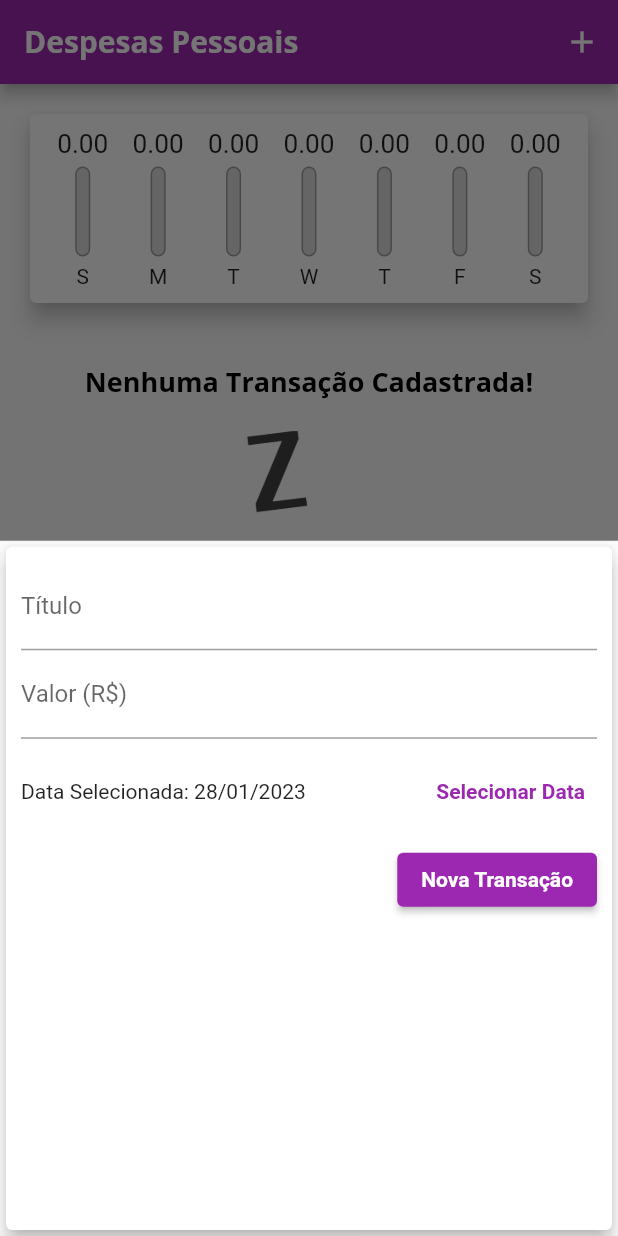
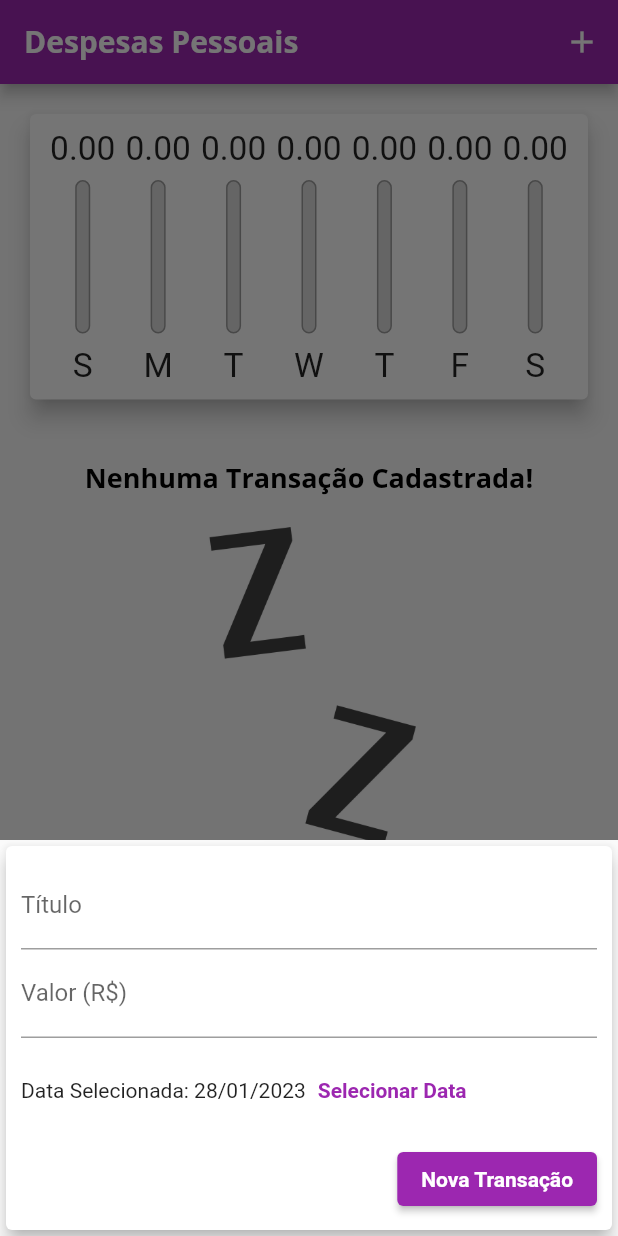
Before and after one commit to DouglasGDev/expenses, a Flutter app: the screen it shows after launch, after a tap on the "add" icon, on a phone screen of 412 x 824 dp. Run offline on Flutter 3.47's test engine with Material 2 defaults, Android fonts, the phone set to English and light mode, and no system bars.

Commit message:
Add files via upload

```diff
--- /dev/null
+++ b/lib/components/adaptative_button.dart
@@ -0,0 +1,36 @@
+import 'dart:io';
+import 'package:flutter/cupertino.dart';
+import 'package:flutter/material.dart';
+
+class AdaptativeButton extends StatelessWidget {
+  final String label;
+  final Function() onPressed;
+
+  const AdaptativeButton(
+    this.label,
+    this.onPressed, {
+    Key? key,
+  }) : super(key: key);
+
+  @override
+  Widget build(BuildContext context) {
+    return Platform.isIOS
+        ? CupertinoButton(
+            child: Text(label),
+            onPressed: onPressed,
+            color: Theme.of(context).colorScheme.primary,
+            padding: const EdgeInsets.symmetric(
+              horizontal: 20,
+            ),
+          )
+        : ElevatedButton(
+            child: Text(
+              label,
+              style: TextStyle(
+                color: Theme.of(context).textTheme.button?.color,
+              ),
+            ),
+            onPressed: onPressed,
+          );
+  }
+}
--- /dev/null
+++ b/lib/components/adaptative_date_picker.dart
@@ -0,0 +1,66 @@
+import 'dart:io';
+import 'package:flutter/cupertino.dart';
+import 'package:flutter/material.dart';
+import 'package:intl/intl.dart';
+
+class AdaptativeDatePicker extends StatelessWidget {
+  final DateTime? selectedDate;
+  final Function(DateTime)? onDateChanged;
+
+  const AdaptativeDatePicker({
+    this.selectedDate,
+    this.onDateChanged,
+    Key? key,
+  }) : super(key: key);
+
+  _showDatePicker(BuildContext context) {
+    showDatePicker(
+      context: context,
+      initialDate: DateTime.now(),
+      firstDate: DateTime(2019),
+      lastDate: DateTime.now(),
+    ).then((pickedDate) {
+      if (pickedDate == null) {
+        return;
+      }
+
+      onDateChanged!(pickedDate);
+    });
+  }
+
+  @override
+  Widget build(BuildContext context) {
+    return Platform.isIOS
+        ? SizedBox(
+            height: 180,
+            child: CupertinoDatePicker(
+              mode: CupertinoDatePickerMode.date,
+              initialDateTime: DateTime.now(),
+              minimumDate: DateTime(2019),
+              maximumDate: DateTime.now(),
+              onDateTimeChanged: onDateChanged!,
+            ),
+          )
+        : SizedBox(
+            height: 70,
+            child: Row(
+              children: <Widget>[
+                Text(
+                  selectedDate == null
+                      ? 'Nenhuma data selecionada!'
+                      : 'Data Selecionada: ${DateFormat('dd/MM/y').format(selectedDate!)}',
+                ),
+                TextButton(
+                  child: const Text(
+                    'Selecionar Data',
+                    style: TextStyle(
+                      fontWeight: FontWeight.bold,
+                    ),
+                  ),
+                  onPressed: () => _showDatePicker(context),
+                )
+              ],
+            ),
+          );
+  }
+}
--- /dev/null
+++ b/lib/components/adaptative_text_field.dart
@@ -0,0 +1,46 @@
+import 'dart:io';
+import 'package:flutter/cupertino.dart';
+import 'package:flutter/material.dart';
+
+class AdaptativeTextField extends StatelessWidget {
+  final String? label;
+  final TextEditingController? controller;
+  final TextInputType keyboardType;
+  final Function(String)? onSubmitted;
+
+  const AdaptativeTextField({
+    this.label,
+    this.controller,
+    this.keyboardType = TextInputType.text,
+    this.onSubmitted,
+    Key? key,
+  }) : super(key: key);
+
+  @override
+  Widget build(BuildContext context) {
+    return Platform.isIOS
+        ? Padding(
+            padding: const EdgeInsets.only(
+              bottom: 10,
+            ),
+            child: CupertinoTextField(
+              controller: controller,
+              keyboardType: keyboardType,
+              onSubmitted: onSubmitted,
+              placeholder: label,
+              padding: const EdgeInsets.symmetric(
+                horizontal: 6,
+                vertical: 12,
+              ),
+            ),
+          )
+        : TextField(
+            controller: controller,
+            keyboardType: keyboardType,
+            onSubmitted: onSubmitted,
+            decoration: InputDecoration(
+              labelText: label,
+            ),
+          );
+  }
+}
--- a/lib/components/chart_bar.dart
+++ b/lib/components/chart_bar.dart
@@ -14,17 +14,18 @@ class ChartBar extends StatelessWidget {
 
   @override
   Widget build(BuildContext context) {
-    return Column(
-      children: [
+    return LayoutBuilder(
+      builder: (ctx, constraints) {
+        return Column(children: [
           SizedBox(
-          height: 20,
+            height: constraints.maxHeight * 0.15,
             child: FittedBox(
               child: Text(value!.toStringAsFixed(2)),
             ),
           ),
-        const SizedBox(height: 5),
+          SizedBox(height: constraints.maxHeight * 0.05),
           SizedBox(
-          height: 60,
+            height: constraints.maxHeight * 0.6,
             width: 10,
             child: Stack(
               alignment: Alignment.bottomCenter,
@@ -51,9 +52,15 @@ class ChartBar extends StatelessWidget {
               ],
             ),
           ),
-        const SizedBox(height: 5),
-        Text(label!),
-      ],
+          SizedBox(height: constraints.maxHeight * 0.05),
+          Container(
+            height: constraints.maxHeight * 0.15,
+            child: FittedBox(
+              child: Text(label!),
+            ),
+          ),
+        ]);
+      },
     );
   }
 }
--- a/lib/components/transaction_form.dart
+++ b/lib/components/transaction_form.dart
@@ -1,5 +1,7 @@
 import 'package:flutter/material.dart';
-import 'package:intl/intl.dart';
+import 'adaptative_button.dart';
+import 'adaptative_text_field.dart';
+import 'adaptative_date_picker.dart';
 
 class TransactionForm extends StatefulWidget {
   final void Function(String, double, DateTime) onSubmit;
@@ -26,87 +28,53 @@ class _TransactionFormState extends State<TransactionForm> {
     widget.onSubmit(title, value, _selectedDate!);
   }
 
-  _showDatePicker() {
-    showDatePicker(
-      context: context,
-      initialDate: DateTime.now(),
-      firstDate: DateTime(2019),
-      lastDate: DateTime.now(),
-    ).then((pickedDate) {
-      if (pickedDate == null) {
-        return;
-      }
-
-      setState(() {
-        _selectedDate = pickedDate;
-      });
-    });
-  }
-
   @override
   Widget build(BuildContext context) {
-    return Card(
+    return SingleChildScrollView(
+      child: Card(
         elevation: 5,
         child: Padding(
-        padding: const EdgeInsets.all(10),
+          padding: EdgeInsets.only(
+            top: 10,
+            right: 10,
+            left: 10,
+            bottom: 10 + MediaQuery.of(context).viewInsets.bottom,
+          ),
           child: Column(
             children: [
-            TextField(
+              AdaptativeTextField(
+                label: 'Título',
                 controller: _titleController,
-              onSubmitted: (_) => _submitForm(),
-              decoration: const InputDecoration(
-                labelText: 'Título',
+                onSubmitted: (_) => _submitForm,
               ),
-            ),
-            TextField(
+              AdaptativeTextField(
+                label: 'Valor (R\$)',
                 controller: _valueController,
                 keyboardType:
                     const TextInputType.numberWithOptions(decimal: true),
-              onSubmitted: (_) => _submitForm(),
-              decoration: const InputDecoration(
-                labelText: 'Valor (R\$)',
+                onSubmitted: (_) => _submitForm,
               ),
-            ),
-            SizedBox(
-              height: 70,
-              child: Row(
-                children: <Widget>[
-                  Expanded(
-                    child: Text(
-                      _selectedDate == null
-                          ? 'Nenhuma data selecionada!'
-                          : 'Data Selecionada: ${DateFormat('dd/MM/y').format(_selectedDate!)}',
-                    ),
-                  ),
-                  TextButton(
-                    onPressed: _showDatePicker,
-                    child: const Text(
-                      'Selecionar Data',
-                      style: TextStyle(
-                        fontWeight: FontWeight.bold,
-                      ),
-                    ),
-                  )
-                ],
-              ),
+              AdaptativeDatePicker(
+                selectedDate: _selectedDate,
+                onDateChanged: (newDate) {
+                  setState(() {
+                    _selectedDate = newDate;
+                  });
+                },
               ),
               Row(
                 mainAxisAlignment: MainAxisAlignment.end,
                 children: <Widget>[
-                ElevatedButton(
-                  onPressed: _submitForm,
-                  child: Text(
+                  AdaptativeButton(
                     'Nova Transação',
-                    style: TextStyle(
-                      color: Theme.of(context).textTheme.button?.color,
-                    ),
-                  ),
+                    _submitForm,
                   ),
                 ],
               ),
             ],
           ),
         ),
+      ),
     );
   }
 }
--- a/lib/components/transaction_list.dart
+++ b/lib/components/transaction_list.dart
@@ -11,25 +11,27 @@ class TransactionList extends StatelessWidget {
 
   @override
   Widget build(BuildContext context) {
-    return SizedBox(
-      height: 430,
-      child: transactions.isEmpty
-          ? Column(
+    return transactions.isEmpty
+        ? LayoutBuilder(
+            builder: (ctx, constraints) {
+              return Column(
                 children: [
-                const SizedBox(height: 20),
+                  SizedBox(height: 20),
                   Text(
                     'Nenhuma Transação Cadastrada!',
                     style: Theme.of(context).textTheme.headline6,
                   ),
-                const SizedBox(height: 20),
+                  SizedBox(height: 20),
                   SizedBox(
-                  height: 200,
+                    height: constraints.maxHeight * 0.6,
                     child: Image.asset(
                       'assets/images/waiting.png',
                       fit: BoxFit.cover,
                     ),
                   ),
                 ],
+              );
+            },
           )
         : ListView.builder(
             itemCount: transactions.length,
@@ -64,15 +66,24 @@ class TransactionList extends StatelessWidget {
                   subtitle: Text(
                     DateFormat('d MMM y').format(tr.date),
                   ),
-                    trailing: IconButton(
-                      icon: const Icon(Icons.delete),
+                  trailing: MediaQuery.of(context).size.width > 480
+                      ? TextButton.icon(
+                          onPressed: () => onRemove(tr.id),
+                          icon: Icon(Icons.delete),
+                          label: Text(
+                            'Excluir',
+                            style:
+                                TextStyle(color: Theme.of(context).errorColor),
+                          ),
+                        )
+                      : IconButton(
+                          icon: Icon(Icons.delete),
                           color: Theme.of(context).errorColor,
                           onPressed: () => onRemove(tr.id),
                         ),
                 ),
               );
             },
-            ),
           );
   }
 }
--- a/lib/main.dart
+++ b/lib/main.dart
@@ -1,6 +1,11 @@
+import 'dart:math';
+import 'dart:io';
+
 import 'package:expenses/components/transaction_form.dart';
 import 'package:flutter/material.dart';
-import 'dart:math';
+import 'package:flutter/cupertino.dart';
+
+import 'components/transaction_form.dart';
 import 'components/transaction_list.dart';
 import 'components/chart.dart';
 import 'models/transaction.dart';
@@ -53,6 +58,7 @@ class MyHomePage extends StatefulWidget {
 
 class _MyHomePageState extends State<MyHomePage> {
   final List<Transaction> _transactions = [];
+  bool _showChart = false;
 
   List<Transaction> get _recentTransactions {
     return _transactions.where((tr) {
@@ -92,35 +98,103 @@ class _MyHomePageState extends State<MyHomePage> {
     );
   }
 
+  Widget _getIconButton(IconData icon, Function() fn) {
+    return Platform.isIOS
+        ? GestureDetector(onTap: fn, child: Icon(icon))
+        : IconButton(icon: Icon(icon), onPressed: fn);
+  }
+
   @override
   Widget build(BuildContext context) {
-    return Scaffold(
-      appBar: AppBar(
-        title: const Text(
-          'Despesas Pessoais',
-          style: TextStyle(color: Colors.white),
+    final mediaQuery = MediaQuery.of(context);
+    bool isLandscape = mediaQuery.orientation == Orientation.landscape;
+
+    final iconList = Platform.isIOS ? CupertinoIcons.refresh : Icons.list;
+    final chartIcon =
+        Platform.isIOS ? CupertinoIcons.refresh : Icons.show_chart;
+
+    final actions = [
+      if (isLandscape)
+        _getIconButton(
+          _showChart ? iconList : chartIcon,
+          () {
+            setState(() {
+              _showChart = !_showChart;
+            });
+          },
         ),
-        actions: [
-          IconButton(
-            icon: const Icon(Icons.add),
-            onPressed: () => _openTransactionFormModal(context),
-          ),
-        ],
+      _getIconButton(
+        Platform.isIOS ? CupertinoIcons.add : Icons.add,
+        () => _openTransactionFormModal(context),
       ),
-      body: SingleChildScrollView(
+    ];
+
+    final PreferredSizeWidget appBar = AppBar(
+      title: const Text('Despesas Pessoais'),
+      actions: actions,
+    );
+
+    final availableHeight = mediaQuery.size.height -
+        appBar.preferredSize.height -
+        mediaQuery.padding.top;
+
+    final bodyPage = SafeArea(
+      child: SingleChildScrollView(
         child: Column(
           crossAxisAlignment: CrossAxisAlignment.stretch,
           children: [
-            Chart(_recentTransactions),
-            TransactionList(_transactions, _removeTransaction),
+            // if (isLandscape)
+            //   Row(
+            //     mainAxisAlignment: MainAxisAlignment.center,
+            //     children: [
+            //       const Text('Exibir Gráfico'),
+            //       Switch.adaptive(
+            //         activeColor: Theme.of(context).colorScheme.secondary,
+            //         value: _showChart,
+            //         onChanged: (value) {
+            //           setState(() {
+            //             _showChart = value;
+            //           });
+            //         },
+            //       ),
+            //     ],
+            //   ),
+            if (_showChart || !isLandscape)
+              SizedBox(
+                height: availableHeight * (isLandscape ? 0.8 : 0.3),
+                child: Chart(_recentTransactions),
+              ),
+            if (!_showChart || !isLandscape)
+              SizedBox(
+                height: availableHeight * (isLandscape ? 1 : 0.7),
+                child: TransactionList(_transactions, _removeTransaction),
+              ),
           ],
         ),
       ),
-      floatingActionButton: FloatingActionButton(
-        child: const Icon(Icons.add),
-        onPressed: () => _openTransactionFormModal(context),
-      ),
-      floatingActionButtonLocation: FloatingActionButtonLocation.centerFloat,
     );
+    return Platform.isIOS
+        ? CupertinoPageScaffold(
+            navigationBar: CupertinoNavigationBar(
+              middle: const Text('Despesas Pessoais'),
+              trailing: Row(
+                mainAxisSize: MainAxisSize.min,
+                children: actions,
+              ),
+            ),
+            child: bodyPage,
+          )
+        : Scaffold(
+            appBar: appBar,
+            body: bodyPage,
+            floatingActionButton: Platform.isIOS
+                ? Container()
+                : FloatingActionButton(
+                    child: const Icon(Icons.add),
+                    onPressed: () => _openTransactionFormModal(context),
+                  ),
+            floatingActionButtonLocation:
+                FloatingActionButtonLocation.centerFloat,
+          );
   }
 }
```
Also changed, not shown: 7 other files. Lines whose indentation alone changed are shown as unchanged.
